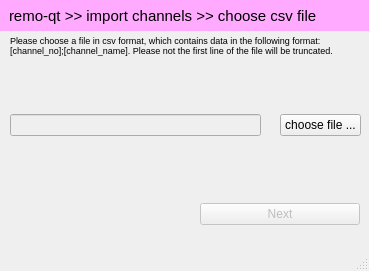
Above: qtui/importcsv_s1.ui from barfnordsen/remQte before the change. Below: the same form after it.
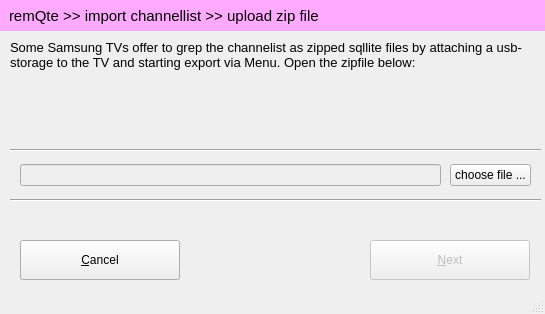
That is the form after the change. Icons and pictures are not drawn.

Commit message: importing Channel_list.zip files created by TV

The edit to the form file:
```diff
--- a/qtui/importcsv_s1.ui
+++ b/qtui/importcsv_s1.ui
@@ -6,8 +6,8 @@
    <rect>
     <x>0</x>
     <y>0</y>
-    <width>369</width>
-    <height>271</height>
+    <width>545</width>
+    <height>314</height>
    </rect>
   </property>
   <property name="windowTitle">
@@ -19,7 +19,7 @@
      <rect>
       <x>0</x>
       <y>0</y>
-      <width>371</width>
+      <width>551</width>
       <height>31</height>
      </rect>
     </property>
@@ -37,7 +37,7 @@
 padding:0 0 0 5;</string>
        </property>
        <property name="text">
-        <string>remo-qt &gt;&gt; import channels &gt;&gt; choose csv file</string>
+        <string>remQte &gt;&gt; import channellist &gt;&gt; upload zip file</string>
        </property>
       </widget>
      </item>
@@ -47,9 +47,9 @@
     <property name="geometry">
      <rect>
       <x>10</x>
-      <y>30</y>
-      <width>351</width>
-      <height>31</height>
+      <y>40</y>
+      <width>531</width>
+      <height>81</height>
      </rect>
     </property>
     <layout class="QVBoxLayout" name="verticalLayout_2">
@@ -57,11 +57,15 @@
       <widget class="QLabel" name="label_2">
        <property name="font">
         <font>
-         <pointsize>7</pointsize>
+         <family>Arial</family>
+         <pointsize>10</pointsize>
         </font>
        </property>
        <property name="text">
-        <string>Please choose a file in csv format, which contains data in the following format: [channel_no];[channel_name]. Please not the first line of the file will be truncated.</string>
+        <string>Some Samsung TVs offer to grep the channelist as zipped sqllite files by attaching a usb-storage to the TV and starting export via Menu. Open the zipfile below:</string>
+       </property>
+       <property name="alignment">
+        <set>Qt::AlignLeading|Qt::AlignLeft|Qt::AlignTop</set>
        </property>
        <property name="wordWrap">
         <bool>true</bool>
@@ -76,10 +80,10 @@
    <widget class="QWidget" name="verticalLayoutWidget_3">
     <property name="geometry">
      <rect>
-      <x>10</x>
-      <y>60</y>
-      <width>251</width>
-      <height>131</height>
+      <x>20</x>
+      <y>160</y>
+      <width>421</width>
+      <height>31</height>
      </rect>
     </property>
     <layout class="QVBoxLayout" name="verticalLayout_3">
@@ -95,10 +99,10 @@
    <widget class="QWidget" name="verticalLayoutWidget_4">
     <property name="geometry">
      <rect>
-      <x>280</x>
-      <y>60</y>
+      <x>450</x>
+      <y>160</y>
       <width>81</width>
-      <height>131</height>
+      <height>31</height>
      </rect>
     </property>
     <layout class="QVBoxLayout" name="verticalLayout_4">
@@ -114,21 +118,38 @@
    <widget class="QWidget" name="verticalLayoutWidget_5">
     <property name="geometry">
      <rect>
-      <x>10</x>
-      <y>189</y>
+      <x>20</x>
+      <y>230</y>
       <width>160</width>
-      <height>51</height>
+      <height>61</height>
      </rect>
     </property>
-    <layout class="QVBoxLayout" name="verticalLayout_5"/>
+    <layout class="QVBoxLayout" name="verticalLayout_5">
+     <item>
+      <widget class="QPushButton" name="btncancel">
+       <property name="enabled">
+        <bool>true</bool>
+       </property>
+       <property name="minimumSize">
+        <size>
+         <width>0</width>
+         <height>40</height>
+        </size>
+       </property>
+       <property name="text">
+        <string>&amp;Cancel</string>
+       </property>
+      </widget>
+     </item>
+    </layout>
    </widget>
    <widget class="QWidget" name="verticalLayoutWidget_6">
     <property name="geometry">
      <rect>
-      <x>200</x>
-      <y>189</y>
+      <x>370</x>
+      <y>230</y>
       <width>160</width>
-      <height>51</height>
+      <height>61</height>
      </rect>
     </property>
     <layout class="QVBoxLayout" name="verticalLayout_6">
@@ -137,13 +158,45 @@
        <property name="enabled">
         <bool>false</bool>
        </property>
+       <property name="minimumSize">
+        <size>
+         <width>0</width>
+         <height>40</height>
+        </size>
+       </property>
        <property name="text">
-        <string>Next</string>
+        <string>&amp;Next</string>
        </property>
       </widget>
      </item>
     </layout>
    </widget>
+   <widget class="Line" name="line">
+    <property name="geometry">
+     <rect>
+      <x>10</x>
+      <y>140</y>
+      <width>531</width>
+      <height>20</height>
+     </rect>
+    </property>
+    <property name="orientation">
+     <enum>Qt::Horizontal</enum>
+    </property>
+   </widget>
+   <widget class="Line" name="line_2">
+    <property name="geometry">
+     <rect>
+      <x>10</x>
+      <y>190</y>
+      <width>531</width>
+      <height>20</height>
+     </rect>
+    </property>
+    <property name="orientation">
+     <enum>Qt::Horizontal</enum>
+    </property>
+   </widget>
   </widget>
   <widget class="QStatusBar" name="statusbar"/>
  </widget>
```
Left out of the diff: 13 changed lines with no effect on the pictures. The commit also changes 4 other files.
